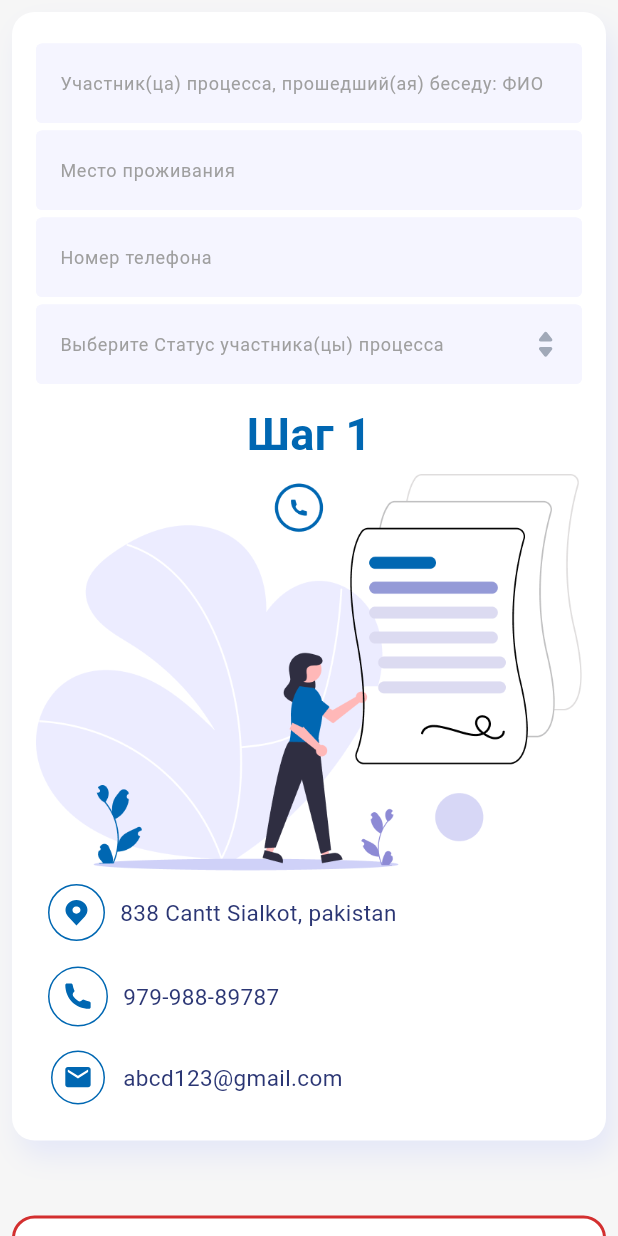
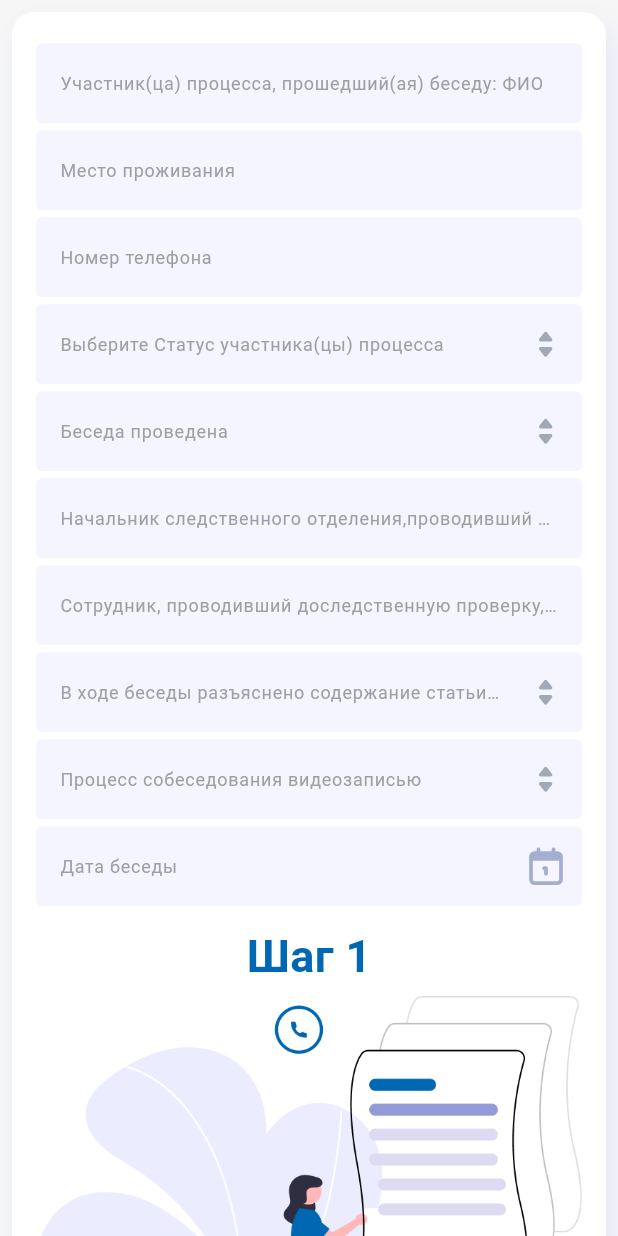
Before and after one commit to IslomjonCoder/tergov, a Flutter app: the screen it shows after launch, on a phone screen of 412 x 824 dp. Run offline on Flutter 3.47's test engine with Material 3 defaults, Android fonts, the phone set to English and light mode, and no system bars; our stand-ins replace awesome_extensions, data_table_2, dotted_border, faker, fl_chart, flutter_bloc and 6 more; missing offline and left inert: awesome_flutter_extensions; accounts and stored records are empty; Roboto replaces fonts that are missing (Poppins).

Commit message:
textfield onchanged fixed

```diff
--- a/lib/features/user/home/presentation/pages/user_dashboard/model/info_first_model.dart
+++ b/lib/features/user/home/presentation/pages/user_dashboard/model/info_first_model.dart
@@ -8,8 +8,7 @@ class InfoFormFirstModel {
   String officerFullName;
   String article211Explanation;
   String interviewRecorded;
-  DateTime? interviewStartDate;
-  DateTime? interviewEndDate;
+  String? interviewStartDate;
 
   InfoFormFirstModel({
     this.participantFullName = '',
@@ -21,13 +20,12 @@ class InfoFormFirstModel {
     this.officerFullName = '',
     this.article211Explanation = '',
     this.interviewRecorded = '',
-    this.interviewStartDate,
-    this.interviewEndDate,
+    this.interviewStartDate = '',
   });
 
   @override
   String toString() {
-    return 'InfoFormFirstModel{participantFullName: $participantFullName, placeOfResidence: $placeOfResidence, phoneNumber: $phoneNumber, participantStatus: $participantStatus, interviewConducted: $interviewConducted, investigatorFullName: $investigatorFullName, officerFullName: $officerFullName, article211Explanation: $article211Explanation, interviewRecorded: $interviewRecorded, interviewStartDate: $interviewStartDate, interviewEndDate: $interviewEndDate}';
+    return 'InfoFormFirstModel{participantFullName: $participantFullName, placeOfResidence: $placeOfResidence, phoneNumber: $phoneNumber, participantStatus: $participantStatus, interviewConducted: $interviewConducted, investigatorFullName: $investigatorFullName, officerFullName: $officerFullName, article211Explanation: $article211Explanation, interviewRecorded: $interviewRecorded, interviewStartDate: $interviewStartDate,}';
   }
 }
 
@@ -43,8 +41,7 @@ extension InfoFormModelCopyWith on InfoFormFirstModel {
     String? officerFullName,
     String? article211Explanation,
     String? interviewRecorded,
-    DateTime? interviewStartDate,
-    DateTime? interviewEndDate,
+    String? interviewStartDate,
   }) {
     return InfoFormFirstModel(
       participantFullName: participantFullName ?? this.participantFullName,
@@ -57,7 +54,6 @@ extension InfoFormModelCopyWith on InfoFormFirstModel {
       article211Explanation: article211Explanation ?? this.article211Explanation,
       interviewRecorded: interviewRecorded ?? this.interviewRecorded,
       interviewStartDate: interviewStartDate ?? this.interviewStartDate,
-      interviewEndDate: interviewEndDate ?? this.interviewEndDate,
     );
   }
 }
--- a/lib/features/user/home/presentation/pages/user_dashboard/widgets/info_form_1.dart
+++ b/lib/features/user/home/presentation/pages/user_dashboard/widgets/info_form_1.dart
@@ -1,12 +1,8 @@
 import 'package:flutter/material.dart';
 import 'package:flutter_bloc/flutter_bloc.dart';
-import 'package:gap/gap.dart';
 import 'package:tergov/features/user/home/presentation/pages/user_dashboard/widgets/text_field.dart';
-import '../../../../../../../utils/constants/colors.dart';
-import '../../../../cubit/info_form_cubit.dart';
 import '../../../../cubit/info_form_first_cubit.dart';
 import '../model/info_first_model.dart';
-import 'next_form_button.dart';
 
 class InfoFormFirst extends StatelessWidget {
   const InfoFormFirst({super.key});
@@ -59,21 +55,77 @@ class InfoFormFirst extends StatelessWidget {
               context.read<InfoFormFirstCubit>().updateParticipantStatus(value);
             },
           },
-          // Add other fields in a similar manner
+          {
+            "hintText": "Беседа проведена",
+            "hasDropdown": true,
+            "options": [
+              "Да",
+              "Нет",
+            ],
+            "value": state.interviewConducted,
+            "onChanged": (String value) {
+              context.read<InfoFormFirstCubit>().updateInterviewConducted(value);
+            },
+          },
+          {
+            "hintText": "Начальник следственного отделения,проводивший беседу: ФИО",
+            "value": state.investigatorFullName,
+            "onChanged": (String value) {
+              context.read<InfoFormFirstCubit>().updateInvestigatorFullName(value);
+            },
+          },
+          {
+            "hintText": "Сотрудник, проводивший доследственную проверку,дознание или расследование: ФИО",
+            "value": state.officerFullName,
+            "onChanged": (String value) {
+              context.read<InfoFormFirstCubit>().updateOfficerFullName(value);
+            },
+          },
+          {
+            "hintText": "В ходе беседы разъяснено содержание статьи 211Уголовного кодекса Республики Узбекистан",
+            "hasDropdown": true,
+            "options": [
+              "Да",
+              "Нет",
+            ],
+            "value": state.article211Explanation,
+            "onChanged": (String value) {
+              context.read<InfoFormFirstCubit>().updateArticle211Explanation(value);
+            },
+          },
+          {
+            "hintText": "Процесс собеседования видеозаписью",
+            "hasDropdown": true,
+            "options": [
+              "Да",
+              "Нет",
+            ],
+            "value": state.interviewRecorded,
+            "onChanged": (String value) {
+              context.read<InfoFormFirstCubit>().updateInterviewRecorded(value);
+            },
+          },
+          {
+            "hintText": "Дата беседы",
+            "hasCalendar": true,
+            "value": state.interviewStartDate,
+            "onChanged": (String value) {
+              context.read<InfoFormFirstCubit>().updateInterviewStartDate(value);
+            },
+          },
         ];
 
         return Column(
           crossAxisAlignment: CrossAxisAlignment.start,
           children: fields.map((field) {
             return GlobalTextField(
-              controller: TextEditingController(),
               hintText: field["hintText"],
               keyboardType: field["keyboardType"] ?? TextInputType.text,
               hasDropdown: field["hasDropdown"] ?? false,
               readOnly: field["readOnly"] ?? false,
               hasCalendar: field["hasCalendar"] ?? false,
               options: field["options"] ?? [],
-              // initialValue: field["value"],
+              controller: TextEditingController(text: field["value"]),
               onChanged: field["onChanged"],
             );
           }).toList(),
--- a/lib/features/user/home/presentation/pages/user_dashboard/widgets/info_form_2.dart
+++ b/lib/features/user/home/presentation/pages/user_dashboard/widgets/info_form_2.dart
@@ -82,10 +82,12 @@ class InfoFormSecond extends StatelessWidget {
             ...fields.map((field) {
               return GlobalTextField(
                 hintText: field["hintText"],
+                keyboardType: field["keyboardType"] ?? TextInputType.text,
                 hasDropdown: field["hasDropdown"] ?? false,
                 readOnly: field["readOnly"] ?? false,
+                hasCalendar: field["hasCalendar"] ?? false,
                 options: field["options"] ?? [],
-                // initialValue: field["value"],
+                controller: TextEditingController(text: field["value"]),
                 onChanged: field["onChanged"],
               );
             }).toList(),
--- a/lib/features/user/home/presentation/pages/user_dashboard/widgets/text_field.dart
+++ b/lib/features/user/home/presentation/pages/user_dashboard/widgets/text_field.dart
@@ -15,7 +15,6 @@ class GlobalTextField extends StatefulWidget {
   final bool hasCalendar;
   final bool readOnly;
   final List<String>? options;
-  final String? initialValue;
 
   const GlobalTextField({
     super.key,
@@ -30,7 +29,6 @@ class GlobalTextField extends StatefulWidget {
     this.hasCalendar = false,
     this.readOnly = false,
     this.options,
-    this.initialValue,
   });
 
   @override
@@ -41,7 +39,6 @@ class _GlobalTextFieldState extends State<GlobalTextField> {
   bool _isPasswordVisible = false;
   late MaskTextInputFormatter _phoneMaskFormatter;
   final List<String> _filteredOptions = [];
-  late TextEditingController _controller;
 
   @override
   void initState() {
@@ -51,8 +48,6 @@ class _GlobalTextFieldState extends State<GlobalTextField> {
       filter: {"#": RegExp(r'[0-9]')},
     );
     _filteredOptions.addAll(widget.options ?? []);
-
-    _controller = widget.controller ?? TextEditingController();
   }
 
   void _filterOptions(String input) {
@@ -84,9 +79,8 @@ class _GlobalTextFieldState extends State<GlobalTextField> {
           ),
         const SizedBox(height: 5),
         TextFormField(
-          initialValue: widget.initialValue,
           readOnly: widget.readOnly,
-          controller: _controller,
+          controller: widget.controller,
           onChanged: (value) {
             if (widget.hasDropdown) {
               _filterOptions(value);
@@ -95,11 +89,7 @@ class _GlobalTextFieldState extends State<GlobalTextField> {
               widget.onChanged!(value);
             }
           },
-          onTapOutside: (event) {
-            FocusManager.instance.primaryFocus?.unfocus();
-          },
           cursorColor: TColors.primary,
-          cursorHeight: 25,
           decoration: InputDecoration(
             hintStyle: const TextStyle(color: TColors.text9F9F, fontSize: 12, fontWeight: FontWeight.w400),
             hintText: widget.hintText,
@@ -128,8 +118,7 @@ class _GlobalTextFieldState extends State<GlobalTextField> {
               onPressed: () {
                 if (_filteredOptions.isNotEmpty) {
                   final RenderBox overlay = Overlay.of(context)!.context.findRenderObject() as RenderBox;
-                            final Offset buttonPosition = overlay.localToGlobal(
-                                Offset.fromDirection(Directionality.of(context) == TextDirection.rtl ? 0 : 1, 0));
+                  final Offset buttonPosition = overlay.localToGlobal(Offset.zero);
                   _showPopupMenu(context, buttonPosition);
                 }
               },
@@ -198,7 +187,10 @@ class _GlobalTextFieldState extends State<GlobalTextField> {
     ).then((String? value) {
       if (value != null) {
         setState(() {
-          _controller.text = value;
+          widget.controller?.text = value;
+          if (widget.onChanged != null) {
+            widget.onChanged!(value);
+          }
         });
       }
     });
@@ -214,7 +206,10 @@ class _GlobalTextFieldState extends State<GlobalTextField> {
 
     if (selectedDate != null) {
       setState(() {
-        _controller.text = "${selectedDate.toLocal()}".split(' ')[0];
+        widget.controller?.text = "${selectedDate.toLocal()}".split(' ')[0];
+        if (widget.onChanged != null) {
+          widget.onChanged!(widget.controller!.text);
+        }
       });
     }
   }
```
Also changed, not shown: lib/features/user/home/cubit/info_form_first_cubit.dart (+2 -6 lines). Lines whose indentation alone changed are shown as unchanged.
